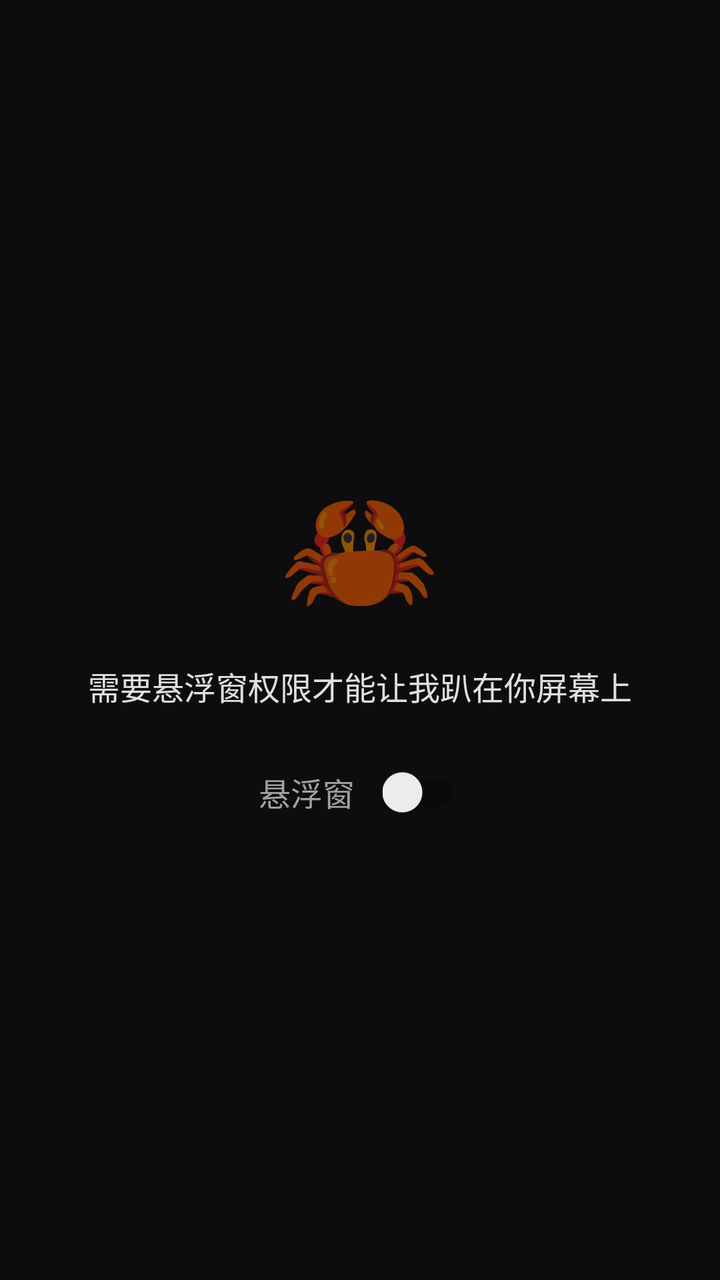
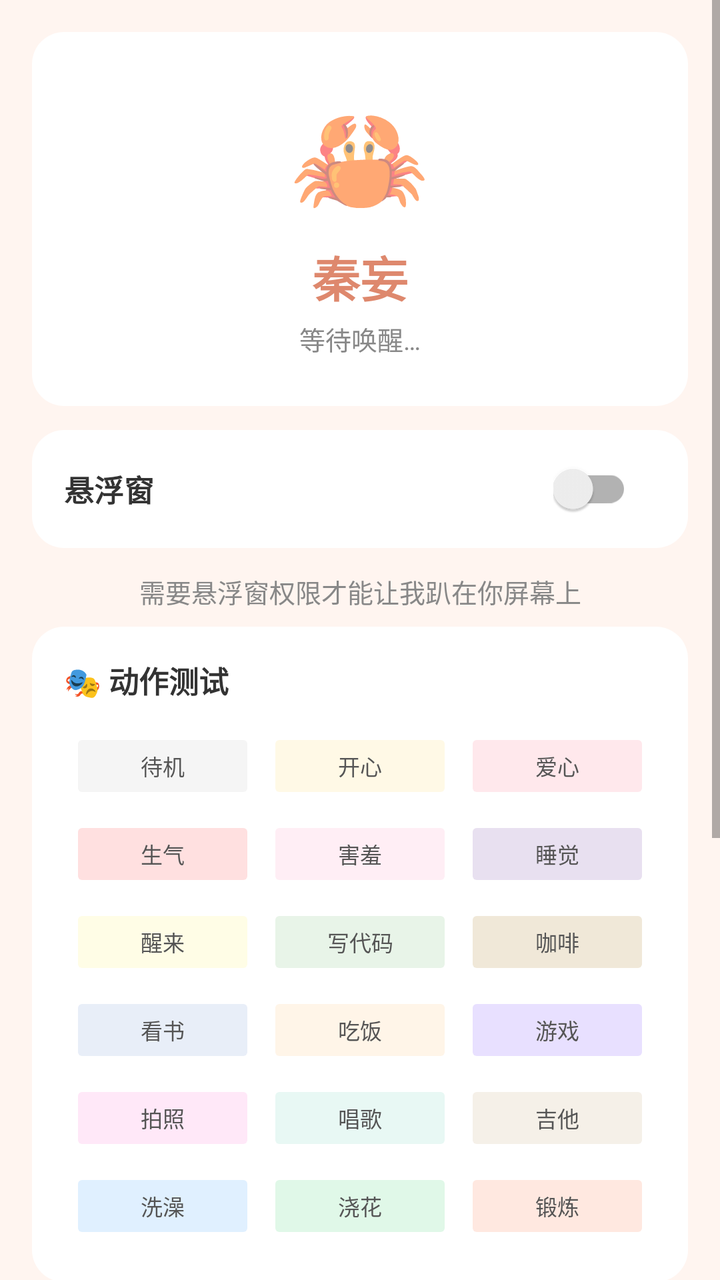

The first picture is an Android layout as it rendered before a commit; the second is the same layout after the commit. The layout source and the unified diff follow.
<!-- AndroidManifest.xml: activity theme Theme.Pet -->
<!-- res/layout/activity_main.xml -->
<?xml version="1.0" encoding="utf-8"?>
<LinearLayout xmlns:android="http://schemas.android.com/apk/res/android"
    android:layout_width="match_parent"
    android:layout_height="match_parent"
    android:gravity="center"
    android:orientation="vertical"
    android:background="#0d0d0d"
    android:padding="32dp">

    <TextView
        android:layout_width="wrap_content"
        android:layout_height="wrap_content"
        android:text="🦀"
        android:textSize="64sp" />

    <TextView
        android:id="@+id/status_text"
        android:layout_width="wrap_content"
        android:layout_height="wrap_content"
        android:text="需要悬浮窗权限才能让我趴在你屏幕上"
        android:textColor="#e0e0e0"
        android:textSize="16sp"
        android:layout_marginTop="16dp"
        android:gravity="center" />

    <LinearLayout
        android:layout_width="wrap_content"
        android:layout_height="wrap_content"
        android:orientation="horizontal"
        android:gravity="center_vertical"
        android:layout_marginTop="28dp">

        <TextView
            android:layout_width="wrap_content"
            android:layout_height="wrap_content"
            android:text="悬浮窗"
            android:textColor="#a0a0a0"
            android:textSize="16sp"
            android:layout_marginEnd="14dp" />

        <androidx.appcompat.widget.SwitchCompat
            android:id="@+id/overlay_switch"
            android:layout_width="wrap_content"
            android:layout_height="wrap_content"
            android:thumbTint="#DE886D"
            android:trackTint="#444" />

    </LinearLayout>

    <Button
        android:id="@+id/action_button"
        android:layout_width="200dp"
        android:layout_height="48dp"
        android:text="去授权"
        android:layout_marginTop="20dp"
        android:backgroundTint="#DE886D"
        android:textColor="#fff"
        android:visibility="gone" />

</LinearLayout>
<!-- resources referenced by this layout -->
<resources>
  <style name="Theme.Pet" parent="Theme.AppCompat.DayNight.NoActionBar">
          <item name="android:statusBarColor">#0d0d0d</item>
          <item name="android:navigationBarColor">#0d0d0d</item>
      </style>
</resources>

<!-- the commit's change to res/layout/activity_main.xml (unified diff, before → after) -->
@@ -1,60 +1,272 @@
 <?xml version="1.0" encoding="utf-8"?>
-<LinearLayout xmlns:android="http://schemas.android.com/apk/res/android"
+<ScrollView xmlns:android="http://schemas.android.com/apk/res/android"
     android:layout_width="match_parent"
     android:layout_height="match_parent"
-    android:gravity="center"
+    android:background="#FFF5F0"
+    android:fillViewport="true">
+
+<LinearLayout
+    android:layout_width="match_parent"
+    android:layout_height="wrap_content"
     android:orientation="vertical"
-    android:background="#0d0d0d"
-    android:padding="32dp">
-
-    <TextView
-        android:layout_width="wrap_content"
-        android:layout_height="wrap_content"
-        android:text="🦀"
-        android:textSize="64sp" />
-
+    android:padding="16dp">
+
+    
+    <LinearLayout
+        android:layout_width="match_parent"
+        android:layout_height="wrap_content"
+        android:orientation="vertical"
+        android:gravity="center"
+        android:background="@drawable/card_bg"
+        android:padding="24dp"
+        android:layout_marginBottom="12dp">
+
+        <TextView
+            android:layout_width="wrap_content"
+            android:layout_height="wrap_content"
+            android:text="🦀"
+            android:textSize="56sp" />
+
+        <TextView
+            android:layout_width="wrap_content"
+            android:layout_height="wrap_content"
+            android:text="秦妄"
+            android:textColor="#DE886D"
+            android:textSize="24sp"
+            android:textStyle="bold"
+            android:layout_marginTop="6dp" />
+
+        <TextView
+            android:id="@+id/pet_status_label"
+            android:layout_width="wrap_content"
+            android:layout_height="wrap_content"
+            android:text="等待唤醒…"
+            android:textColor="#888888"
+            android:textSize="13sp"
+            android:layout_marginTop="4dp" />
+    </LinearLayout>
+
+    
+    <LinearLayout
+        android:layout_width="match_parent"
+        android:layout_height="wrap_content"
+        android:orientation="horizontal"
+        android:gravity="center_vertical"
+        android:background="@drawable/card_bg"
+        android:padding="16dp"
+        android:layout_marginBottom="12dp">
+
+        <TextView
+            android:layout_width="0dp"
+            android:layout_height="wrap_content"
+            android:layout_weight="1"
+            android:text="悬浮窗"
+            android:textColor="#333333"
+            android:textSize="15sp"
+            android:textStyle="bold" />
+
+        <androidx.appcompat.widget.SwitchCompat
+            android:id="@+id/overlay_switch"
+            android:layout_width="wrap_content"
+            android:layout_height="wrap_content"
+            android:thumbTint="#DE886D"
+            android:trackTint="#E8D5D0"
+            android:layout_marginEnd="12dp" />
+
+        <Button
+            android:id="@+id/reload_button"
+            android:layout_width="72dp"
+            android:layout_height="36dp"
+            android:text="重载"
+            android:textSize="12sp"
+            android:textColor="#DE886D"
+            android:backgroundTint="#FFF0EB"
+            android:visibility="gone" />
+    </LinearLayout>
+
+    
     <TextView
         android:id="@+id/status_text"
-        android:layout_width="wrap_content"
+        android:layout_width="match_parent"
         android:layout_height="wrap_content"
         android:text="需要悬浮窗权限才能让我趴在你屏幕上"
-        android:textColor="#e0e0e0"
-        android:textSize="16sp"
-        android:layout_marginTop="16dp"
-        android:gravity="center" />
-
-    <LinearLayout
-        android:layout_width="wrap_content"
-        android:layout_height="wrap_content"
-        android:orientation="horizontal"
-        android:gravity="center_vertical"
-        android:layout_marginTop="28dp">
-
-        <TextView
-            android:layout_width="wrap_content"
-            android:layout_height="wrap_content"
-            android:text="悬浮窗"
-            android:textColor="#a0a0a0"
-            android:textSize="16sp"
-            android:layout_marginEnd="14dp" />
-
-        <androidx.appcompat.widget.SwitchCompat
-            android:id="@+id/overlay_switch"
-            android:layout_width="wrap_content"
-            android:layout_height="wrap_content"
-            android:thumbTint="#DE886D"
-            android:trackTint="#444" />
-
-    </LinearLayout>
+        android:textColor="#888888"
+        android:textSize="13sp"
+        android:gravity="center"
+        android:layout_marginBottom="8dp" />
 
     <Button
         android:id="@+id/action_button"
-        android:layout_width="200dp"
-        android:layout_height="48dp"
+        android:layout_width="match_parent"
+        android:layout_height="44dp"
         android:text="去授权"
-        android:layout_marginTop="20dp"
+        android:textColor="#FFFFFF"
         android:backgroundTint="#DE886D"
-        android:textColor="#fff"
+        android:layout_marginBottom="12dp"
         android:visibility="gone" />
 
+    
+    <LinearLayout
+        android:layout_width="match_parent"
+        android:layout_height="wrap_content"
+        android:orientation="vertical"
+        android:background="@drawable/card_bg"
+        android:padding="16dp"
+        android:layout_marginBottom="12dp">
+
+        <TextView
+            android:layout_width="wrap_content"
+            android:layout_height="wrap_content"
+            android:text="🎭 动作测试"
+            android:textColor="#333333"
+            android:textSize="15sp"
+            android:textStyle="bold"
+            android:layout_marginBottom="10dp" />
+
+        <GridLayout
+            android:id="@+id/action_grid"
+            android:layout_width="match_parent"
+            android:layout_height="wrap_content"
+            android:columnCount="3"
+            android:rowCount="6"
+            android:layoutMode="clipBounds">
+
+            <Button android:id="@+id/btn_idle" android:layout_width="0dp" android:layout_height="38dp" android:layout_columnWeight="1" android:text="待机" android:textSize="11sp" android:textColor="#555" android:backgroundTint="#F5F5F5" android:layout_margin="3dp" android:stateListAnimator="@null" />
+            <Button android:id="@+id/btn_happy" android:layout_width="0dp" android:layout_height="38dp" android:layout_columnWeight="1" android:text="开心" android:textSize="11sp" android:textColor="#555" android:backgroundTint="#FFF9E6" android:layout_margin="3dp" android:stateListAnimator="@null" />
+            <Button android:id="@+id/btn_love" android:layout_width="0dp" android:layout_height="38dp" android:layout_columnWeight="1" android:text="爱心" android:textSize="11sp" android:textColor="#555" android:backgroundTint="#FFE8EC" android:layout_margin="3dp" android:stateListAnimator="@null" />
+
+            <Button android:id="@+id/btn_angry" android:layout_width="0dp" android:layout_height="38dp" android:layout_columnWeight="1" android:text="生气" android:textSize="11sp" android:textColor="#555" android:backgroundTint="#FFE0E0" android:layout_margin="3dp" android:stateListAnimator="@null" />
+            <Button android:id="@+id/btn_shy" android:layout_width="0dp" android:layout_height="38dp" android:layout_columnWeight="1" android:text="害羞" android:textSize="11sp" android:textColor="#555" android:backgroundTint="#FFEEF5" android:layout_margin="3dp" android:stateListAnimator="@null" />
+            <Button android:id="@+id/btn_sleep" android:layout_width="0dp" android:layout_height="38dp" android:layout_columnWeight="1" android:text="睡觉" android:textSize="11sp" android:textColor="#555" android:backgroundTint="#E8E0F0" android:layout_margin="3dp" android:stateListAnimator="@null" />
+
+            <Button android:id="@+id/btn_wake" android:layout_width="0dp" android:layout_height="38dp" android:layout_columnWeight="1" android:text="醒来" android:textSize="11sp" android:textColor="#555" android:backgroundTint="#FFFDE6" android:layout_margin="3dp" android:stateListAnimator="@null" />
+            <Button android:id="@+id/btn_coding" android:layout_width="0dp" android:layout_height="38dp" android:layout_columnWeight="1" android:text="写代码" android:textSize="11sp" android:textColor="#555" android:backgroundTint="#E8F4E8" android:layout_margin="3dp" android:stateListAnimator="@null" />
+            <Button android:id="@+id/btn_coffee" android:layout_width="0dp" android:layout_height="38dp" android:layout_columnWeight="1" android:text="咖啡" android:textSize="11sp" android:textColor="#555" android:backgroundTint="#F0E8D8" android:layout_margin="3dp" android:stateListAnimator="@null" />
+
+            <Button android:id="@+id/btn_reading" android:layout_width="0dp" android:layout_height="38dp" android:layout_columnWeight="1" android:text="看书" android:textSize="11sp" android:textColor="#555" android:backgroundTint="#E8EEF8" android:layout_margin="3dp" android:stateListAnimator="@null" />
+            <Button android:id="@+id/btn_eating" android:layout_width="0dp" android:layout_height="38dp" android:layout_columnWeight="1" android:text="吃饭" android:textSize="11sp" android:textColor="#555" android:backgroundTint="#FFF5E8" android:layout_margin="3dp" android:stateListAnimator="@null" />
+            <Button android:id="@+id/btn_gaming" android:layout_width="0dp" android:layout_height="38dp" android:layout_columnWeight="1" android:text="游戏" android:textSize="11sp" android:textColor="#555" android:backgroundTint="#E8E0FF" android:layout_margin="3dp" android:stateListAnimator="@null" />
+
+            <Button android:id="@+id/btn_photo" android:layout_width="0dp" android:layout_height="38dp" android:layout_columnWeight="1" android:text="拍照" android:textSize="11sp" android:textColor="#555" android:backgroundTint="#FFE8F8" android:layout_margin="3dp" android:stateListAnimator="@null" />
+            <Button android:id="@+id/btn_singing" android:layout_width="0dp" android:layout_height="38dp" android:layout_columnWeight="1" android:text="唱歌" android:textSize="11sp" android:textColor="#555" android:backgroundTint="#E8F8F4" android:layout_margin="3dp" android:stateListAnimator="@null" />
+            <Button android:id="@+id/btn_guitar" android:layout_width="0dp" android:layout_height="38dp" android:layout_columnWeight="1" android:text="吉他" android:textSize="11sp" android:textColor="#555" android:backgroundTint="#F5F0E8" android:layout_margin="3dp" android:stateListAnimator="@null" />
+
+            <Button android:id="@+id/btn_shower" android:layout_width="0dp" android:layout_height="38dp" android:layout_columnWeight="1" android:text="洗澡" android:textSize="11sp" android:textColor="#555" android:backgroundTint="#E0F0FF" android:layout_margin="3dp" android:stateListAnimator="@null" />
+            <Button android:id="@+id/btn_watering" android:layout_width="0dp" android:layout_height="38dp" android:layout_columnWeight="1" android:text="浇花" android:textSize="11sp" android:textColor="#555" android:backgroundTint="#E0F8E8" android:layout_margin="3dp" android:stateListAnimator="@null" />
+            <Button android:id="@+id/btn_exercise" android:layout_width="0dp" android:layout_height="38dp" android:layout_columnWeight="1" android:text="锻炼" android:textSize="11sp" android:textColor="#555" android:backgroundTint="#FFE8E0" android:layout_margin="3dp" android:stateListAnimator="@null" />
+        </GridLayout>
+    </LinearLayout>
+
+    
+    <LinearLayout
+        android:layout_width="match_parent"
+        android:layout_height="wrap_content"
+        android:orientation="vertical"
+        android:background="@drawable/card_bg"
+        android:padding="16dp"
+        android:layout_marginBottom="12dp">
+
+        <TextView
+            android:layout_width="wrap_content"
+            android:layout_height="wrap_content"
+            android:text="🎨 外观设置"
+            android:textColor="#333333"
+            android:textSize="15sp"
+            android:textStyle="bold"
+            android:layout_marginBottom="10dp" />
+
+        <TextView
+            android:layout_width="wrap_content"
+            android:layout_height="wrap_content"
+            android:text="桌宠大小"
+            android:textColor="#888888"
+            android:textSize="12sp" />
+
+        <SeekBar
+            android:id="@+id/size_seekbar"
+            android:layout_width="match_parent"
+            android:layout_height="wrap_content"
+            android:max="160"
+            android:min="80"
+            android:progress="120"
+            android:thumbTint="#DE886D"
+            android:progressTint="#DE886D" />
+
+        <TextView
+            android:layout_width="wrap_content"
+            android:layout_height="wrap_content"
+            android:text="透明度"
+            android:textColor="#888888"
+            android:textSize="12sp"
+            android:layout_marginTop="8dp" />
+
+        <SeekBar
+            android:id="@+id/alpha_seekbar"
+            android:layout_width="match_parent"
+            android:layout_height="wrap_content"
+            android:max="100"
+            android:min="30"
+            android:progress="92"
+            android:thumbTint="#DE886D"
+            android:progressTint="#DE886D" />
+
+        <TextView
+            android:id="@+id/settings_hint"
+            android:layout_width="wrap_content"
+            android:layout_height="wrap_content"
+            android:text="修改后点击重载生效"
+            android:textColor="#BBBBBB"
+            android:textSize="11sp"
+            android:layout_marginTop="4dp" />
+    </LinearLayout>
+
+    
+    <LinearLayout
+        android:layout_width="match_parent"
+        android:layout_height="wrap_content"
+        android:orientation="vertical"
+        android:background="@drawable/card_bg"
+        android:padding="16dp"
+        android:layout_marginBottom="12dp">
+
+        <TextView
+            android:layout_width="wrap_content"
+            android:layout_height="wrap_content"
+            android:text="🔍 调试状态"
+            android:textColor="#333333"
+            android:textSize="15sp"
+            android:textStyle="bold"
+            android:layout_marginBottom="8dp" />
+
+        <TextView
+            android:id="@+id/debug_webview"
+            android:layout_width="match_parent"
+            android:layout_height="wrap_content"
+            android:text="WebView: 等待加载…"
+            android:textColor="#888888"
+            android:textSize="12sp"
+            android:fontFamily="monospace" />
+
+        <TextView
+            android:id="@+id/debug_action"
+            android:layout_width="match_parent"
+            android:layout_height="wrap_content"
+            android:text="当前动作: idle"
+            android:textColor="#888888"
+            android:textSize="12sp"
+            android:fontFamily="monospace"
+            android:layout_marginTop="4dp" />
+
+        <TextView
+            android:id="@+id/debug_js"
+            android:layout_width="match_parent"
+            android:layout_height="wrap_content"
+            android:text="最近JS: —"
+            android:textColor="#AAAAAA"
+            android:textSize="11sp"
+            android:fontFamily="monospace"
+            android:layout_marginTop="4dp" />
+    </LinearLayout>
+
 </LinearLayout>
+</ScrollView>
<!-- resource entries referenced after the edit -->
@@ -1,5 +1,11 @@
 <!-- resources referenced by this layout -->
 <resources>
+  <!-- drawable card_bg (drawable) -->
+  <?xml version="1.0" encoding="utf-8"?>
+  <shape xmlns:android="http://schemas.android.com/apk/res/android" android:shape="rectangle">
+      <solid android:color="#FFFFFF"/>
+      <corners android:radius="16dp"/>
+  </shape>
   <style name="Theme.Pet" parent="Theme.AppCompat.DayNight.NoActionBar">
           <item name="android:statusBarColor">#0d0d0d</item>
           <item name="android:navigationBarColor">#0d0d0d</item>
